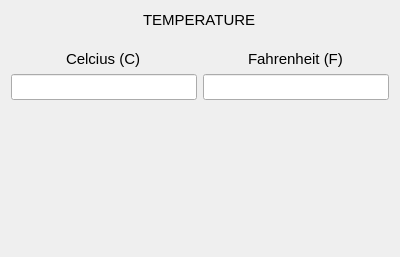
The window that temperaturewidget.ui (dimitris47/units) describes before a commit, drawn with Qt 5.
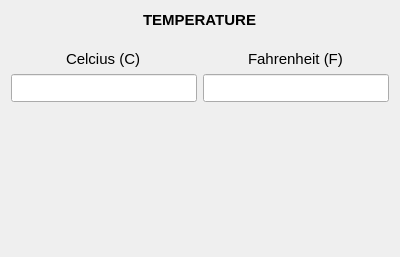
The same window after the commit.

Commit message: fixed resizes and tab order

Patch:
```diff
--- a/temperaturewidget.ui
+++ b/temperaturewidget.ui
@@ -17,7 +17,7 @@
    <item row="3" column="1">
     <widget class="QLineEdit" name="fahrline">
      <property name="sizePolicy">
-      <sizepolicy hsizetype="Preferred" vsizetype="Fixed">
+      <sizepolicy hsizetype="Preferred" vsizetype="MinimumExpanding">
        <horstretch>0</horstretch>
        <verstretch>0</verstretch>
       </sizepolicy>
@@ -35,7 +35,7 @@
    <item row="3" column="0">
     <widget class="QLineEdit" name="celcline">
      <property name="sizePolicy">
-      <sizepolicy hsizetype="Preferred" vsizetype="Fixed">
+      <sizepolicy hsizetype="Preferred" vsizetype="MinimumExpanding">
        <horstretch>0</horstretch>
        <verstretch>0</verstretch>
       </sizepolicy>
@@ -79,10 +79,13 @@
      <property name="orientation">
       <enum>Qt::Vertical</enum>
      </property>
+     <property name="sizeType">
+      <enum>QSizePolicy::Fixed</enum>
+     </property>
      <property name="sizeHint" stdset="0">
       <size>
        <width>20</width>
-       <height>40</height>
+       <height>144</height>
       </size>
      </property>
     </spacer>
@@ -92,6 +95,8 @@
      <property name="font">
       <font>
        <pointsize>11</pointsize>
+       <weight>75</weight>
+       <bold>true</bold>
       </font>
      </property>
      <property name="text">
```
The commit also changes 2 other files.
